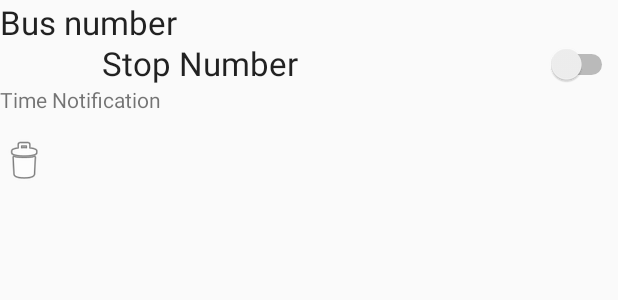
After one commit to victoraldir/DublinBusAlarm, an Android app: the layout layout_list_alarms_adapter.xml on its own in the app's theme, with its tools: preview values and no code run, on a phone screen of 412 x 824 dp. The commit adds this screen. Shown: the top 300 px of the screen. Run offline under Robolectric (Android 15) with nearby library versions, the phone set to English and light mode, and no system bars.

Commit message:
new features

```diff
--- a/app/build.gradle
+++ b/app/build.gradle
@@ -26,5 +26,6 @@ dependencies {
     compile 'com.android.support:design:22.2.1'
     compile 'org.jsoup:jsoup:1.8.3'
     compile 'net.danlew:android.joda:2.8.2'
+    compile 'com.google.code.gson:gson:2.3.1'
 
 }
--- a/app/src/main/res/layout/activity_main.xml
+++ b/app/src/main/res/layout/activity_main.xml
@@ -29,6 +29,6 @@
         android:layout_height="wrap_content"
         android:layout_gravity="bottom|end"
         android:layout_margin="@dimen/fab_margin"
-        android:src="@android:drawable/ic_dialog_email" />
+        android:src="@android:drawable/ic_input_add" />
 
 </android.support.design.widget.CoordinatorLayout>
--- /dev/null
+++ b/app/src/main/res/layout/layout_list_alarms_adapter.xml
@@ -0,0 +1,50 @@
+<?xml version="1.0" encoding="utf-8"?>
+<RelativeLayout xmlns:android="http://schemas.android.com/apk/res/android"
+    android:orientation="horizontal" android:layout_width="match_parent"
+    android:layout_height="match_parent">
+
+    <TextView
+        android:layout_width="wrap_content"
+        android:layout_height="wrap_content"
+        android:textAppearance="?android:attr/textAppearanceLarge"
+        android:text="Bus number"
+        android:id="@+id/textViewBusNumber" />
+
+    <TextView
+        android:layout_width="wrap_content"
+        android:layout_height="wrap_content"
+        android:textAppearance="?android:attr/textAppearanceLarge"
+        android:text="Stop Number"
+        android:layout_marginLeft="15dp"
+        android:id="@+id/textViewStopNumber"
+        android:layout_alignBottom="@+id/seekBar"
+        android:layout_alignParentStart="true"
+        android:layout_marginStart="68dp" />
+
+    <Switch
+        android:layout_width="wrap_content"
+        android:layout_height="wrap_content"
+        android:id="@+id/seekBar"
+        android:layout_below="@+id/textViewBusNumber"
+        android:layout_alignParentEnd="true" />
+
+    <TextView
+        android:layout_width="wrap_content"
+        android:layout_height="wrap_content"
+        android:textAppearance="?android:attr/textAppearanceSmall"
+        android:text="Time Notification"
+        android:id="@+id/textViewTimeNotification"
+        android:layout_below="@+id/seekBar"
+        android:layout_alignParentStart="true" />
+
+    <ImageView
+        android:layout_width="wrap_content"
+        android:layout_height="wrap_content"
+        android:id="@+id/imageViewDelete"
+        android:layout_marginTop="15dp"
+        android:src="@android:drawable/ic_menu_delete"
+        android:layout_below="@+id/textViewTimeNotification"
+        android:layout_alignParentStart="true" />
+
+
+</RelativeLayout>
```
Also changed, not shown: app/src/main/java/adapters/ListAlarmsAdapter.java (added, +86 -0 lines), app/src/main/java/adapters/ListBusAdapter.java (+14 -4 lines), app/src/main/java/entities/Alarm.java (added, +102 -0 lines), app/src/main/java/entities/AlarmList.java (added, +27 -0 lines), app/src/main/java/entities/Bus.java (+10 -4 lines), app/src/main/java/quartzo/com/dublinbusalarm/MainActivity.java (+76 -28 lines), app/src/main/java/receivers/AlarmReceiver.java (+37 -7 lines), app/src/main/java/utils/AlarmPersistence.java (added, +88 -0 lines), app/src/main/java/utils/Constants.java (added, +11 -0 lines), app/src/main/java/utils/CustomHttpPost.java (deleted, +0 -25 lines), app/src/main/res/layout/content_main.xml (+5 -17 lines), app/src/main/res/layout/layout_list_bus_adapter.xml (renamed from app/src/main/res/layout/listviewbuses.xml, +8 -0 lines), app/src/main/res/drawable/ic_action_add_alarm.png (added), app/src/main/res/drawable/notification.png (added), 1 other file.
